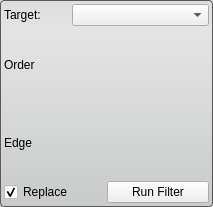
jessdtate/Seg3D, file Interface/ToolInterface/IntensityCorrectionFilterInterface.ui: the form before one commit.
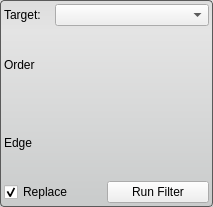
The form after the commit.

What changed in the file:
```diff
--- a/Interface/ToolInterface/IntensityCorrectionFilterInterface.ui
+++ b/Interface/ToolInterface/IntensityCorrectionFilterInterface.ui
@@ -46,7 +46,7 @@
     <number>4</number>
    </property>
    <item>
-    <layout class="QHBoxLayout" name="activeHLayout" stretch="1,2">
+    <layout class="QHBoxLayout" name="activeHLayout" stretch="1,3">
      <property name="spacing">
       <number>0</number>
      </property>
@@ -58,7 +58,14 @@
       </widget>
      </item>
      <item>
-      <widget class="QComboBox" name="targetComboBox"/>
+      <widget class="QComboBox" name="targetComboBox">
+       <property name="sizeAdjustPolicy">
+        <enum>QComboBox::AdjustToMinimumContentsLength</enum>
+       </property>
+       <property name="minimumContentsLength">
+        <number>12</number>
+       </property>
+      </widget>
      </item>
     </layout>
    </item>
```
